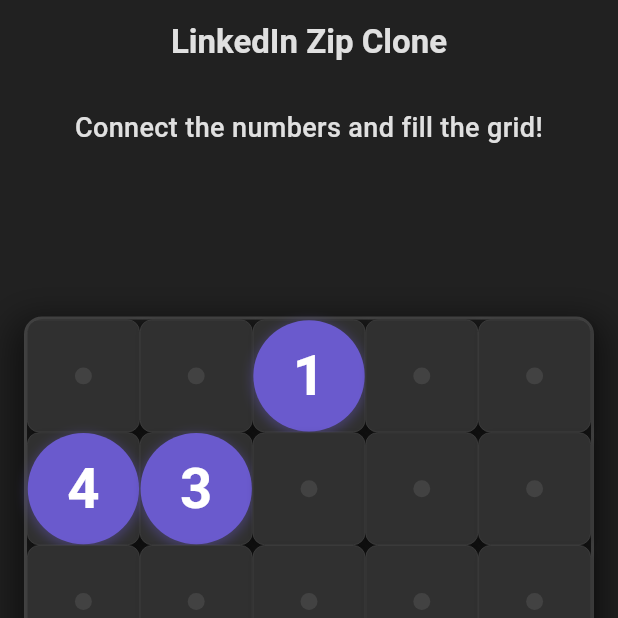
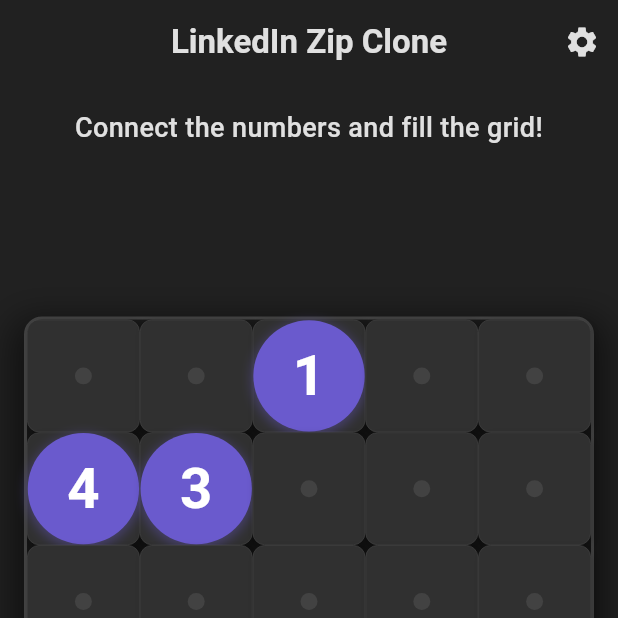
Before and after one commit to abdullah017/flutter-zip-game-clone, a Flutter app: the screen it shows after launch, after a tap on "New Game", on a phone screen of 412 x 824 dp, the top half of it. Run offline on Flutter 3.47's test engine with Material 3 defaults, Android fonts, the light colour scheme and no system bars.

Commit message:
[Feat] : Add provider and setting screen

```diff
--- a/lib/main.dart
+++ b/lib/main.dart
@@ -1,9 +1,16 @@
 import 'package:flutter/material.dart';
 import 'package:flutter_zip_game/utils/constants.dart';
+import 'package:provider/provider.dart'; // Import provider
+import 'models/game_settings.dart'; // Import GameSettings
 import 'widgets/game_ui.dart';
 
 void main() {
-  runApp(const MyApp());
+  runApp(
+    ChangeNotifierProvider(
+      create: (context) => GameSettings(),
+      child: const MyApp(),
+    ),
+  );
 }
 
 class MyApp extends StatelessWidget {
--- /dev/null
+++ b/lib/models/game_settings.dart
@@ -0,0 +1,25 @@
+
+import 'package:flutter/material.dart';
+import '../services/level_generator.dart'; // For Difficulty enum
+
+class GameSettings extends ChangeNotifier {
+  int _gridSize = 5;
+  Difficulty _difficulty = Difficulty.medium;
+
+  int get gridSize => _gridSize;
+  Difficulty get difficulty => _difficulty;
+
+  void setGridSize(int size) {
+    if (_gridSize != size) {
+      _gridSize = size;
+      notifyListeners();
+    }
+  }
+
+  void setDifficulty(Difficulty difficulty) {
+    if (_difficulty != difficulty) {
+      _difficulty = difficulty;
+      notifyListeners();
+    }
+  }
+}
--- a/lib/widgets/game_grid.dart
+++ b/lib/widgets/game_grid.dart
@@ -16,7 +16,7 @@
   final int gridSize;
   final Difficulty difficulty;
 
-  const GameGrid({Key? key, this.gridSize = 5, this.difficulty = Difficulty.medium}) : super(key: key);
+  const GameGrid({Key? key, required this.gridSize, required this.difficulty}) : super(key: key);
 
   @override
   GameGridState createState() => GameGridState();
--- a/lib/widgets/game_ui.dart
+++ b/lib/widgets/game_ui.dart
@@ -1,7 +1,10 @@
 
 import 'package:flutter/material.dart';
 import 'package:flutter_zip_game/utils/constants.dart';
+import 'package:provider/provider.dart'; // Import provider
+import '../models/game_settings.dart'; // Import GameSettings
 import '../services/level_generator.dart';
+import '../screens/settings_screen.dart'; // Import SettingsScreen
 import 'game_grid.dart';
 
 class GameUI extends StatefulWidget {
@@ -16,11 +19,19 @@
 
   @override
   Widget build(BuildContext context) {
+    final gameSettings = Provider.of<GameSettings>(context); // Access game settings
+
     return Scaffold(
       appBar: AppBar(
         title: Text('LinkedIn Zip Clone', style: AppTextStyles.title.copyWith(fontSize: 22)),
-        // backgroundColor: Colors.blue, // Handled by theme
-        // elevation: 0, // Handled by theme
+        actions: [
+          IconButton(
+            icon: const Icon(Icons.settings, color: AppColors.textColor),
+            onPressed: () {
+              Navigator.of(context).push(MaterialPageRoute(builder: (context) => const SettingsScreen()));
+            },
+          ),
+        ],
       ),
       body: SafeArea(
         child: Padding(
@@ -62,8 +73,8 @@
                           ),
                           child: GameGrid(
                             key: _gridKey,
-                            gridSize: 5,
-                            difficulty: Difficulty.medium,
+                            gridSize: gameSettings.gridSize, // Use setting
+                            difficulty: gameSettings.difficulty, // Use setting
                           ),
                         ),
                       );
--- a/pubspec.yaml
+++ b/pubspec.yaml
@@ -34,6 +34,7 @@
   # The following adds the Cupertino Icons font to your application.
   # Use with the CupertinoIcons class for iOS style icons.
   cupertino_icons: ^1.0.8
+  provider: ^6.0.5 # Add provider package
 
 
 dev_dependencies:
```
Also changed, not shown: lib/screens/settings_screen.dart (added, +59 -0 lines).
